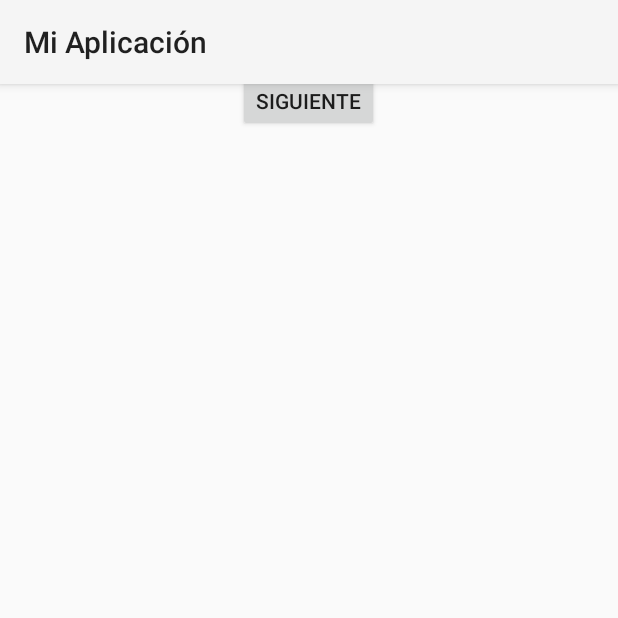
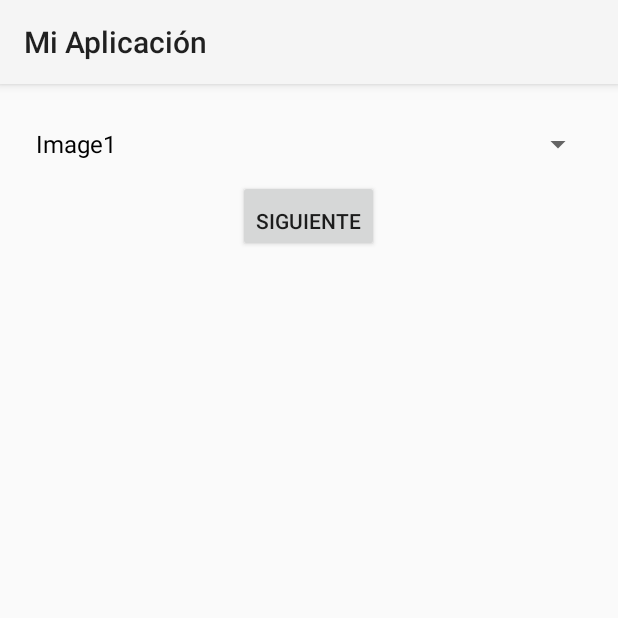
Before and after one commit to mary1508/Programacion-de-Dispositivos-M-viles, an Android app: the screen it shows after launch (MainActivity), on a phone screen of 412 x 824 dp, the top half of it. Run offline under Robolectric (Android 15) with nearby library versions, the phone set to English and light mode, and no system bars.

Commit message:
Implementando main activity para la selección de imagen con el spinner y con el botón siguiente y tambien, implementando funciones onsaveinstancestate y onrestoreinstancestate

```diff
--- a/Practica03/ejercicio 01/app/src/main/java/com/example/ejercicio01/MainActivity.kt
+++ b/Practica03/ejercicio 01/app/src/main/java/com/example/ejercicio01/MainActivity.kt
@@ -1,20 +1,50 @@
 package com.example.ejercicio01
 
+import android.content.Intent
 import android.os.Bundle
-import androidx.activity.enableEdgeToEdge
+import android.widget.ArrayAdapter
+import android.widget.Button
+import android.widget.Spinner
 import androidx.appcompat.app.AppCompatActivity
-import androidx.core.view.ViewCompat
-import androidx.core.view.WindowInsetsCompat
+
+// Descripción: Actividad principal que permite seleccionar una imagen y navegar a la siguiente actividad.
+// Autor: Marycielo Bedoya Pinto
+// Fecha de creación: 2024-09-20
+// Fecha de última modificación: 2024-09-20
 
 class MainActivity : AppCompatActivity() {
+
+    lateinit var spinner: Spinner
+    lateinit var selectedImage: String
+
     override fun onCreate(savedInstanceState: Bundle?) {
         super.onCreate(savedInstanceState)
-        enableEdgeToEdge()
         setContentView(R.layout.activity_main)
-        ViewCompat.setOnApplyWindowInsetsListener(findViewById(R.id.main)) { v, insets ->
-            val systemBars = insets.getInsets(WindowInsetsCompat.Type.systemBars())
-            v.setPadding(systemBars.left, systemBars.top, systemBars.right, systemBars.bottom)
-            insets
+
+        spinner = findViewById(R.id.spinner_images)
+        val images = arrayOf("Image1", "Image2", "Image3")
+        val adapter = ArrayAdapter(this, android.R.layout.simple_spinner_dropdown_item, images)
+        spinner.adapter = adapter
+
+        // Restaurar la selección del spinner si esta disponible
+        selectedImage = savedInstanceState?.getString("selectedImage") ?: images[0]
+
+        val btnNext: Button = findViewById(R.id.btn_next)
+        btnNext.setOnClickListener {
+            val intent = Intent(this, SecondActivity::class.java)
+            intent.putExtra("selectedImage", spinner.selectedItem.toString())
+            startActivity(intent)
         }
     }
+
+    override fun onSaveInstanceState(outState: Bundle) {
+        super.onSaveInstanceState(outState)
+        outState.putString("selectedImage", spinner.selectedItem.toString())
+    }
+
+    override fun onRestoreInstanceState(savedInstanceState: Bundle) {
+        super.onRestoreInstanceState(savedInstanceState)
+        selectedImage = savedInstanceState.getString("selectedImage") ?: "Image1"
+        spinner.setSelection((spinner.adapter as ArrayAdapter<String>).getPosition(selectedImage))
+    }
 }
```
